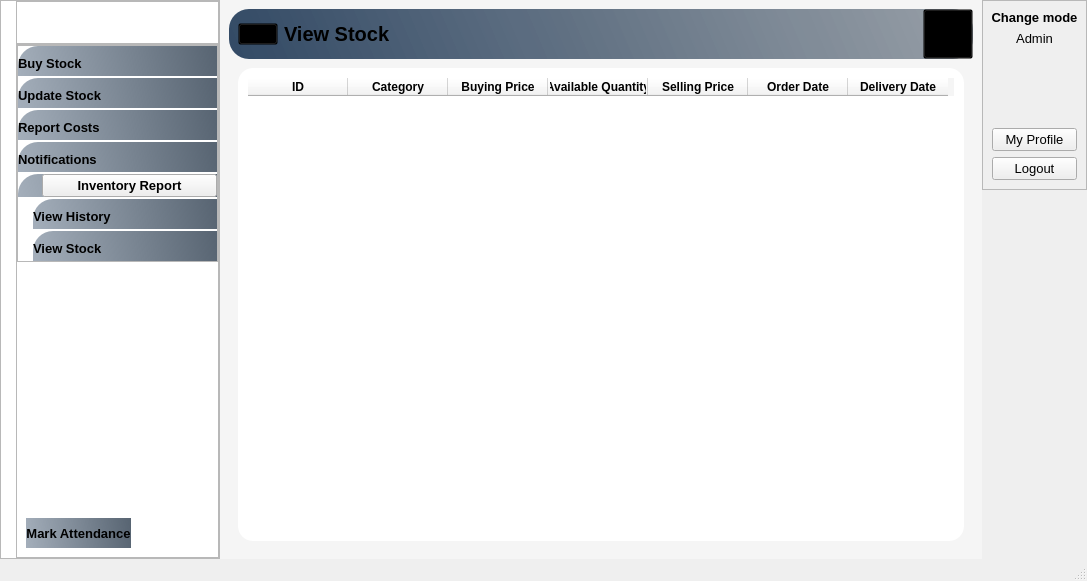
Qt form Stacked_DesignUI1.ui (mukarramdaniel/Distribution-System_Python) before a commit.
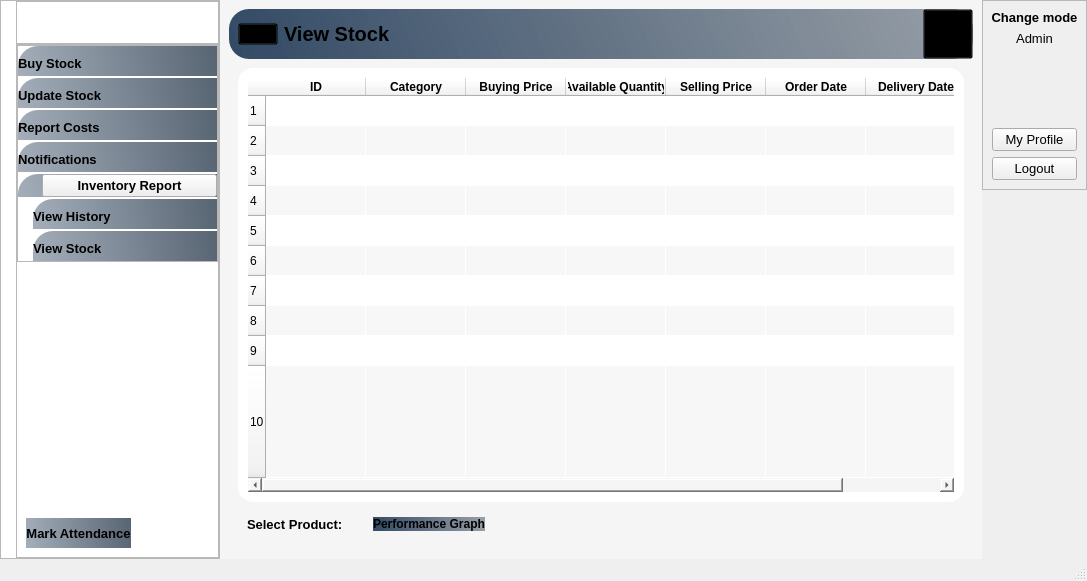
The same form after that commit. The open tabs and pages were chosen to show the change. Icons and pictures are not drawn.

Commit message: Dev-U16-UI

What changed in the file:
```diff
--- a/Stacked_DesignUI1.ui
+++ b/Stacked_DesignUI1.ui
@@ -5940,6 +5940,10 @@
 #widget_67{
 background-color:#ffffff;
  border-radius: 15px;
+}
+#btn_Performance_Graph{
+background-color:qlineargradient(spread:pad,x1:0,y1:0.505682,x2:1,y2:0.477,stop:0 rgba(20,47,78,219),stop:1 rgba(85,98,112,150));
+ border-radius: 10px;
 }</string>
        </property>
        <layout class="QVBoxLayout" name="verticalLayout_60">
@@ -6080,6 +6084,28 @@
                 <layout class="QVBoxLayout" name="verticalLayout_63">
                  <item>
                   <widget class="QTableWidget" name="table_ViewStock">
+                   <property name="alternatingRowColors">
+                    <bool>true</bool>
+                   </property>
+                   <property name="rowCount">
+                    <number>10</number>
+                   </property>
+                   <attribute name="horizontalHeaderStretchLastSection">
+                    <bool>true</bool>
+                   </attribute>
+                   <attribute name="verticalHeaderStretchLastSection">
+                    <bool>true</bool>
+                   </attribute>
+                   <row/>
+                   <row/>
+                   <row/>
+                   <row/>
+                   <row/>
+                   <row/>
+                   <row/>
+                   <row/>
+                   <row/>
+                   <row/>
                    <column>
                     <property name="text">
                      <string>ID</string>
@@ -6162,6 +6188,52 @@
                 </layout>
                </widget>
               </item>
+              <item alignment="Qt::AlignLeft">
+               <widget class="QWidget" name="widget_68" native="true">
+                <layout class="QHBoxLayout" name="horizontalLayout_80">
+                 <property name="spacing">
+                  <number>30</number>
+                 </property>
+                 <item>
+                  <widget class="QLabel" name="label_51">
+                   <property name="font">
+                    <font>
+                     <pointsize>10</pointsize>
+                     <weight>75</weight>
+                     <bold>true</bold>
+                    </font>
+                   </property>
+                   <property name="text">
+                    <string>Select Product:</string>
+                   </property>
+                  </widget>
+                 </item>
+                 <item>
+                  <widget class="QPushButton" name="btn_Performance_Graph">
+                   <property name="font">
+                    <font>
+                     <weight>75</weight>
+                     <bold>true</bold>
+                    </font>
+                   </property>
+                   <property name="text">
+                    <string>Performance Graph</string>
+                   </property>
+                   <property name="icon">
+                    <iconset resource="Resource.qrc">
+                     <normaloff>:/White Icons/Graphics/featherBlack/sales.png</normaloff>:/White Icons/Graphics/featherBlack/sales.png</iconset>
+                   </property>
+                   <property name="iconSize">
+                    <size>
+                     <width>20</width>
+                     <height>20</height>
+                    </size>
+                   </property>
+                  </widget>
+                 </item>
+                </layout>
+               </widget>
+              </item>
              </layout>
             </widget>
            </item>
```
Left out of the diff: 2 changed lines with no effect on the pictures. The commit also changes 2 other files.
